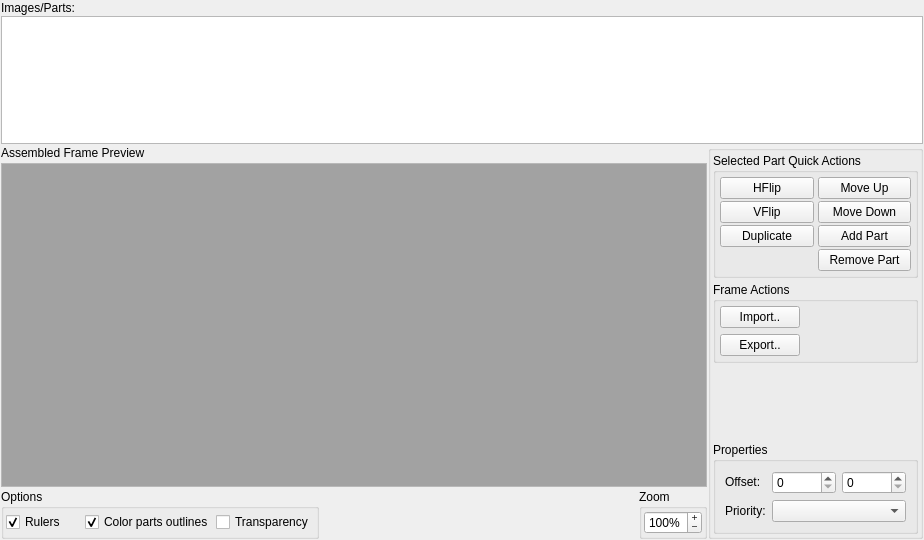
First picture: the form in src/ui/tabs/tabframes.ui, repository PsyCommando/ppmdu_spriteeditor, before the edit.
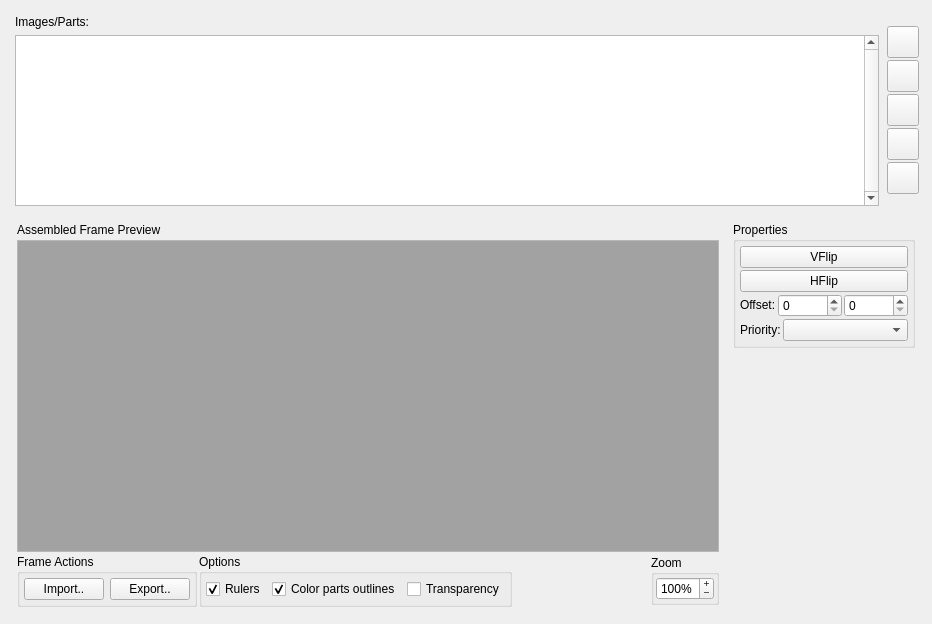
Second picture: the form after the edit. Icons and pictures are not drawn.

Patch:
```diff
--- a/src/ui/tabs/tabframes.ui
+++ b/src/ui/tabs/tabframes.ui
@@ -6,34 +6,33 @@
    <rect>
     <x>0</x>
     <y>0</y>
-    <width>924</width>
-    <height>540</height>
+    <width>932</width>
+    <height>624</height>
    </rect>
   </property>
   <property name="minimumSize">
    <size>
-    <width>924</width>
-    <height>540</height>
+    <width>932</width>
+    <height>624</height>
    </size>
   </property>
-  <layout class="QVBoxLayout" name="verticalLayout_13" stretch="1,3">
-   <property name="spacing">
-    <number>1</number>
-   </property>
-   <property name="leftMargin">
-    <number>1</number>
-   </property>
-   <property name="topMargin">
-    <number>1</number>
-   </property>
-   <property name="rightMargin">
-    <number>1</number>
-   </property>
-   <property name="bottomMargin">
-    <number>1</number>
-   </property>
+  <layout class="QVBoxLayout" name="verticalLayout_4">
+   <item>
+    <layout class="QHBoxLayout" name="horizontalLayout_5">
    <item>
     <layout class="QVBoxLayout" name="vlFrameParts" stretch="1,12">
+       <property name="leftMargin">
+        <number>4</number>
+       </property>
+       <property name="topMargin">
+        <number>4</number>
+       </property>
+       <property name="rightMargin">
+        <number>4</number>
+       </property>
+       <property name="bottomMargin">
+        <number>4</number>
+       </property>
      <item>
       <widget class="QLabel" name="lblFrameParts">
        <property name="text">
@@ -51,12 +50,18 @@
        </property>
        <property name="minimumSize">
         <size>
-         <width>0</width>
+           <width>864</width>
          <height>128</height>
         </size>
        </property>
+         <property name="verticalScrollBarPolicy">
+          <enum>Qt::ScrollBarAlwaysOn</enum>
+         </property>
+         <property name="horizontalScrollBarPolicy">
+          <enum>Qt::ScrollBarAlwaysOff</enum>
+         </property>
        <property name="sizeAdjustPolicy">
-        <enum>QAbstractScrollArea::AdjustToContents</enum>
+          <enum>QAbstractScrollArea::AdjustIgnored</enum>
        </property>
        <property name="editTriggers">
         <set>QAbstractItemView::AnyKeyPressed|QAbstractItemView::DoubleClicked|QAbstractItemView::EditKeyPressed|QAbstractItemView::SelectedClicked</set>
@@ -89,10 +94,10 @@
         <bool>true</bool>
        </attribute>
        <attribute name="horizontalHeaderMinimumSectionSize">
-        <number>16</number>
+          <number>32</number>
        </attribute>
        <attribute name="horizontalHeaderDefaultSectionSize">
-        <number>56</number>
+          <number>48</number>
        </attribute>
        <attribute name="horizontalHeaderHighlightSections">
         <bool>false</bool>
@@ -101,12 +106,231 @@
         <bool>true</bool>
        </attribute>
        <attribute name="verticalHeaderVisible">
-        <bool>false</bool>
+          <bool>true</bool>
        </attribute>
        <attribute name="verticalHeaderHighlightSections">
-        <bool>false</bool>
-       </attribute>
-      </widget>
+          <bool>true</bool>
+         </attribute>
+        </widget>
+       </item>
+      </layout>
+     </item>
+     <item>
+      <layout class="QVBoxLayout" name="verticalLayout">
+       <property name="spacing">
+        <number>2</number>
+       </property>
+       <property name="leftMargin">
+        <number>2</number>
+       </property>
+       <property name="topMargin">
+        <number>2</number>
+       </property>
+       <property name="rightMargin">
+        <number>2</number>
+       </property>
+       <property name="bottomMargin">
+        <number>2</number>
+       </property>
+       <item>
+        <spacer name="verticalSpacer_3">
+         <property name="orientation">
+          <enum>Qt::Vertical</enum>
+         </property>
+         <property name="sizeHint" stdset="0">
+          <size>
+           <width>20</width>
+           <height>40</height>
+          </size>
+         </property>
+        </spacer>
+       </item>
+       <item>
+        <widget class="QPushButton" name="btnFrmMvUp">
+         <property name="sizePolicy">
+          <sizepolicy hsizetype="Preferred" vsizetype="Fixed">
+           <horstretch>0</horstretch>
+           <verstretch>0</verstretch>
+          </sizepolicy>
+         </property>
+         <property name="minimumSize">
+          <size>
+           <width>32</width>
+           <height>32</height>
+          </size>
+         </property>
+         <property name="maximumSize">
+          <size>
+           <width>32</width>
+           <height>32</height>
+          </size>
+         </property>
+         <property name="toolTip">
+          <string>&lt;html&gt;&lt;head/&gt;&lt;body&gt;&lt;p&gt;Moves the part up in the hierarchy to change its draw order.&lt;/p&gt;&lt;/body&gt;&lt;/html&gt;</string>
+         </property>
+         <property name="statusTip">
+          <string>Move Up</string>
+         </property>
+         <property name="text">
+          <string/>
+         </property>
+         <property name="icon">
+          <iconset resource="../../../appres.qrc">
+           <normaloff>:/resources/fugue-icons-3.5.6/icons/arrow-090.png</normaloff>:/resources/fugue-icons-3.5.6/icons/arrow-090.png</iconset>
+         </property>
+        </widget>
+       </item>
+       <item>
+        <widget class="QPushButton" name="btnFrmMvDown">
+         <property name="sizePolicy">
+          <sizepolicy hsizetype="Preferred" vsizetype="Fixed">
+           <horstretch>0</horstretch>
+           <verstretch>0</verstretch>
+          </sizepolicy>
+         </property>
+         <property name="minimumSize">
+          <size>
+           <width>32</width>
+           <height>32</height>
+          </size>
+         </property>
+         <property name="maximumSize">
+          <size>
+           <width>32</width>
+           <height>32</height>
+          </size>
+         </property>
+         <property name="toolTip">
+          <string>&lt;html&gt;&lt;head/&gt;&lt;body&gt;&lt;p&gt;Moves the part down in the hierarchy to change its draw order.&lt;/p&gt;&lt;/body&gt;&lt;/html&gt;</string>
+         </property>
+         <property name="statusTip">
+          <string>Move Down</string>
+         </property>
+         <property name="text">
+          <string/>
+         </property>
+         <property name="icon">
+          <iconset resource="../../../appres.qrc">
+           <normaloff>:/resources/fugue-icons-3.5.6/icons/arrow-270.png</normaloff>:/resources/fugue-icons-3.5.6/icons/arrow-270.png</iconset>
+         </property>
+        </widget>
+       </item>
+       <item>
+        <widget class="QPushButton" name="btnFrmDup">
+         <property name="sizePolicy">
+          <sizepolicy hsizetype="Preferred" vsizetype="Fixed">
+           <horstretch>0</horstretch>
+           <verstretch>0</verstretch>
+          </sizepolicy>
+         </property>
+         <property name="minimumSize">
+          <size>
+           <width>32</width>
+           <height>32</height>
+          </size>
+         </property>
+         <property name="maximumSize">
+          <size>
+           <width>32</width>
+           <height>32</height>
+          </size>
+         </property>
+         <property name="toolTip">
+          <string>&lt;html&gt;&lt;head/&gt;&lt;body&gt;&lt;p&gt;Duplicates the current part, and put the copy at the bottom of the part list.&lt;/p&gt;&lt;/body&gt;&lt;/html&gt;</string>
+         </property>
+         <property name="statusTip">
+          <string>Duplicate Part</string>
+         </property>
+         <property name="text">
+          <string/>
+         </property>
+         <property name="icon">
+          <iconset resource="../../../appres.qrc">
+           <normaloff>:/resources/fugue-icons-3.5.6/icons/document-copy.png</normaloff>:/resources/fugue-icons-3.5.6/icons/document-copy.png</iconset>
+         </property>
+        </widget>
+       </item>
+       <item>
+        <widget class="QPushButton" name="btnFrmAdPart">
+         <property name="sizePolicy">
+          <sizepolicy hsizetype="Preferred" vsizetype="Fixed">
+           <horstretch>0</horstretch>
+           <verstretch>0</verstretch>
+          </sizepolicy>
+         </property>
+         <property name="minimumSize">
+          <size>
+           <width>32</width>
+           <height>32</height>
+          </size>
+         </property>
+         <property name="maximumSize">
+          <size>
+           <width>32</width>
+           <height>32</height>
+          </size>
+         </property>
+         <property name="statusTip">
+          <string>Add Part</string>
+         </property>
+         <property name="text">
+          <string/>
+         </property>
+         <property name="icon">
+          <iconset resource="../../../appres.qrc">
+           <normaloff>:/resources/fugue-icons-3.5.6/icons/plus.png</normaloff>:/resources/fugue-icons-3.5.6/icons/plus.png</iconset>
+         </property>
+        </widget>
+       </item>
+       <item>
+        <widget class="QPushButton" name="btnFrmRmPart">
+         <property name="sizePolicy">
+          <sizepolicy hsizetype="Preferred" vsizetype="Fixed">
+           <horstretch>0</horstretch>
+           <verstretch>0</verstretch>
+          </sizepolicy>
+         </property>
+         <property name="minimumSize">
+          <size>
+           <width>32</width>
+           <height>32</height>
+          </size>
+         </property>
+         <property name="maximumSize">
+          <size>
+           <width>32</width>
+           <height>32</height>
+          </size>
+         </property>
+         <property name="toolTip">
+          <string>&lt;html&gt;&lt;head/&gt;&lt;body&gt;&lt;p&gt;Removes the current part!&lt;/p&gt;&lt;/body&gt;&lt;/html&gt;</string>
+         </property>
+         <property name="statusTip">
+          <string>Remove Part</string>
+         </property>
+         <property name="text">
+          <string/>
+         </property>
+         <property name="icon">
+          <iconset resource="../../../appres.qrc">
+           <normaloff>:/resources/fugue-icons-3.5.6/icons/cross-script.png</normaloff>:/resources/fugue-icons-3.5.6/icons/cross-script.png</iconset>
+         </property>
+        </widget>
+       </item>
+       <item>
+        <spacer name="verticalSpacer_2">
+         <property name="orientation">
+          <enum>Qt::Vertical</enum>
+         </property>
+         <property name="sizeHint" stdset="0">
+          <size>
+           <width>20</width>
+           <height>40</height>
+          </size>
+         </property>
+        </spacer>
+       </item>
+      </layout>
      </item>
     </layout>
    </item>
@@ -115,6 +339,18 @@
      <property name="sizeConstraint">
       <enum>QLayout::SetMinimumSize</enum>
      </property>
+     <property name="leftMargin">
+      <number>2</number>
+     </property>
+     <property name="topMargin">
+      <number>2</number>
+     </property>
+     <property name="rightMargin">
+      <number>2</number>
+     </property>
+     <property name="bottomMargin">
+      <number>2</number>
+     </property>
      <item>
       <layout class="QVBoxLayout" name="vlFramesEdit" stretch="1,10,0">
        <property name="spacing">
@@ -123,6 +359,18 @@
        <property name="sizeConstraint">
         <enum>QLayout::SetMinimumSize</enum>
        </property>
+       <property name="leftMargin">
+        <number>4</number>
+       </property>
+       <property name="topMargin">
+        <number>4</number>
+       </property>
+       <property name="rightMargin">
+        <number>4</number>
+       </property>
+       <property name="bottomMargin">
+        <number>4</number>
+       </property>
        <item>
         <widget class="QLabel" name="lblFrmPreview">
          <property name="sizePolicy">
@@ -244,10 +492,89 @@
        </item>
        <item>
         <layout class="QHBoxLayout" name="horizontalLayout_3">
+         <item>
+          <widget class="QGroupBox" name="grpFrameAction">
+           <property name="sizePolicy">
+            <sizepolicy hsizetype="Expanding" vsizetype="Preferred">
+             <horstretch>0</horstretch>
+             <verstretch>0</verstretch>
+            </sizepolicy>
+           </property>
+           <property name="minimumSize">
+            <size>
+             <width>0</width>
+             <height>0</height>
+            </size>
+           </property>
+           <property name="title">
+            <string>Frame Actions</string>
+           </property>
+           <property name="alignment">
+            <set>Qt::AlignLeading|Qt::AlignLeft|Qt::AlignTop</set>
+           </property>
+           <property name="flat">
+            <bool>false</bool>
+           </property>
+           <layout class="QGridLayout" name="gridLayout">
+            <property name="leftMargin">
+             <number>4</number>
+            </property>
+            <property name="topMargin">
+             <number>4</number>
+            </property>
+            <property name="rightMargin">
+             <number>4</number>
+            </property>
+            <property name="bottomMargin">
+             <number>4</number>
+            </property>
+            <item row="0" column="0">
+             <widget class="QPushButton" name="btnFrmImport">
+              <property name="sizePolicy">
+               <sizepolicy hsizetype="Fixed" vsizetype="Fixed">
+                <horstretch>0</horstretch>
+                <verstretch>0</verstretch>
+               </sizepolicy>
+              </property>
+              <property name="toolTip">
+               <string>&lt;html&gt;&lt;head/&gt;&lt;body&gt;&lt;p&gt;Import an image and automatically cuts it up into a frame!&lt;/p&gt;&lt;/body&gt;&lt;/html&gt;</string>
+              </property>
+              <property name="text">
+               <string>Import..</string>
+              </property>
+              <property name="icon">
+               <iconset resource="../../../appres.qrc">
+                <normaloff>:/resources/fugue-icons-3.5.6/icons/image-import.png</normaloff>:/resources/fugue-icons-3.5.6/icons/image-import.png</iconset>
+              </property>
+             </widget>
+            </item>
+            <item row="0" column="1">
+             <widget class="QPushButton" name="btnFrmExport">
+              <property name="sizePolicy">
+               <sizepolicy hsizetype="Fixed" vsizetype="Fixed">
+                <horstretch>0</horstretch>
+                <verstretch>0</verstretch>
+               </sizepolicy>
+              </property>
+              <property name="toolTip">
+               <string>&lt;html&gt;&lt;head/&gt;&lt;body&gt;&lt;p&gt;Exports the rendered frame to a 8bpp png.&lt;/p&gt;&lt;/body&gt;&lt;/html&gt;</string>
+              </property>
+              <property name="text">
+               <string>Export..</string>
+              </property>
+              <property name="icon">
+               <iconset resource="../../../appres.qrc">
+                <normaloff>:/resources/fugue-icons-3.5.6/icons/image-export.png</normaloff>:/resources/fugue-icons-3.5.6/icons/image-export.png</iconset>
+              </property>
+             </widget>
+            </item>
+           </layout>
+          </widget>
+         </item>
          <item>
           <widget class="QGroupBox" name="grpOptions">
            <property name="sizePolicy">
-            <sizepolicy hsizetype="MinimumExpanding" vsizetype="Preferred">
+            <sizepolicy hsizetype="Expanding" vsizetype="Preferred">
              <horstretch>0</horstretch>
              <verstretch>0</verstretch>
             </sizepolicy>
@@ -263,19 +590,19 @@
            </property>
            <layout class="QHBoxLayout" name="horizontalLayout">
             <property name="spacing">
-             <number>2</number>
+             <number>6</number>
             </property>
             <property name="leftMargin">
-             <number>2</number>
+             <number>4</number>
             </property>
             <property name="topMargin">
-             <number>2</number>
+             <number>4</number>
             </property>
             <property name="rightMargin">
-             <number>2</number>
+             <number>4</number>
             </property>
             <property name="bottomMargin">
-             <number>2</number>
+             <number>4</number>
             </property>
             <item>
              <widget class="QCheckBox" name="chkFrmMiddleMarker">
@@ -422,49 +749,43 @@
       </layout>
      </item>
      <item>
-      <layout class="QHBoxLayout" name="hlEditPanel" stretch="0">
+      <layout class="QVBoxLayout" name="verticalLayout_2" stretch="0,0">
        <property name="sizeConstraint">
         <enum>QLayout::SetMinAndMaxSize</enum>
        </property>
-       <item>
-        <widget class="QGroupBox" name="grpPartQuickActions">
-         <property name="sizePolicy">
-          <sizepolicy hsizetype="MinimumExpanding" vsizetype="MinimumExpanding">
-           <horstretch>0</horstretch>
-           <verstretch>0</verstretch>
-          </sizepolicy>
-         </property>
-         <property name="title">
-          <string/>
-         </property>
-         <property name="flat">
-          <bool>true</bool>
-         </property>
-         <layout class="QVBoxLayout" name="verticalLayout_2">
-          <property name="spacing">
-           <number>4</number>
-          </property>
           <property name="leftMargin">
-           <number>2</number>
+        <number>4</number>
           </property>
           <property name="topMargin">
-           <number>2</number>
+        <number>4</number>
           </property>
           <property name="rightMargin">
-           <number>2</number>
+        <number>4</number>
           </property>
           <property name="bottomMargin">
-           <number>2</number>
+        <number>4</number>
           </property>
           <item>
-           <widget class="QGroupBox" name="grpPartsQuickActions">
+        <widget class="QGroupBox" name="grpFrameProperties">
+         <property name="sizePolicy">
+          <sizepolicy hsizetype="MinimumExpanding" vsizetype="Preferred">
+           <horstretch>0</horstretch>
+           <verstretch>0</verstretch>
+          </sizepolicy>
+         </property>
             <property name="title">
-             <string>Selected Part Quick Actions</string>
+          <string>Properties</string>
+         </property>
+         <property name="alignment">
+          <set>Qt::AlignLeading|Qt::AlignLeft|Qt::AlignTop</set>
             </property>
             <property name="flat">
              <bool>false</bool>
             </property>
-            <layout class="QGridLayout" name="glFrameEditButtons" columnstretch="1,1">
+         <layout class="QVBoxLayout" name="verticalLayout_3">
+          <property name="spacing">
+           <number>2</number>
+          </property>
              <property name="leftMargin">
               <number>4</number>
              </property>
@@ -477,68 +798,7 @@
              <property name="bottomMargin">
               <number>4</number>
              </property>
-             <property name="horizontalSpacing">
-              <number>4</number>
-             </property>
-             <property name="verticalSpacing">
-              <number>2</number>
-             </property>
-             <item row="0" column="0">
-              <widget class="QPushButton" name="btnFrmHFlip">
-               <property name="sizePolicy">
-                <sizepolicy hsizetype="Preferred" vsizetype="Fixed">
-                 <horstretch>0</horstretch>
-                 <verstretch>0</verstretch>
-                </sizepolicy>
-               </property>
-               <property name="minimumSize">
-                <size>
-                 <width>92</width>
-                 <height>0</height>
-                </size>
-               </property>
-               <property name="toolTip">
-                <string>&lt;html&gt;&lt;head/&gt;&lt;body&gt;&lt;p&gt;Toggles flipping the current part from left to right.&lt;/p&gt;&lt;/body&gt;&lt;/html&gt;</string>
-               </property>
-               <property name="text">
-                <string>HFlip</string>
-               </property>
-               <property name="icon">
-                <iconset resource="../../../appres.qrc">
-                 <normaloff>:/resources/fugue-icons-3.5.6/icons/layer-flip.png</normaloff>:/resources/fugue-icons-3.5.6/icons/layer-flip.png</iconset>
-               </property>
-               <property name="checkable">
-                <bool>true</bool>
-               </property>
-              </widget>
-             </item>
-             <item row="0" column="1">
-              <widget class="QPushButton" name="btnFrmMvUp">
-               <property name="sizePolicy">
-                <sizepolicy hsizetype="Preferred" vsizetype="Fixed">
-                 <horstretch>0</horstretch>
-                 <verstretch>0</verstretch>
-                </sizepolicy>
-               </property>
-               <property name="minimumSize">
-                <size>
-                 <width>92</width>
-                 <height>0</height>
-                </size>
-               </property>
-               <property name="toolTip">
-                <string>&lt;html&gt;&lt;head/&gt;&lt;body&gt;&lt;p&gt;Moves the part up in the hierarchy to change its draw order.&lt;/p&gt;&lt;/body&gt;&lt;/html&gt;</string>
-               </property>
-               <property name="text">
-                <string>Move Up</string>
-               </property>
-               <property name="icon">
-                <iconset resource="../../../appres.qrc">
-                 <normaloff>:/resources/fugue-icons-3.5.6/icons/arrow-090.png</normaloff>:/resources/fugue-icons-3.5.6/icons/arrow-090.png</iconset>
-               </property>
-              </widget>
-             </item>
-             <item row="1" column="0">
+          <item>
               <widget class="QPushButton" name="btnFrmVFlip">
                <property name="sizePolicy">
                 <sizepolicy hsizetype="Preferred" vsizetype="Fixed">
@@ -567,8 +827,8 @@
                </property>
               </widget>
              </item>
-             <item row="1" column="1">
-              <widget class="QPushButton" name="btnFrmMvDown">
+          <item>
+           <widget class="QPushButton" name="btnFrmHFlip">
                <property name="sizePolicy">
                 <sizepolicy hsizetype="Preferred" vsizetype="Fixed">
                  <horstretch>0</horstretch>
@@ -585,212 +845,20 @@
                 <string>&lt;html&gt;&lt;head/&gt;&lt;body&gt;&lt;p&gt;Moves the part down in the hierarchy to change its draw order.&lt;/p&gt;&lt;/body&gt;&lt;/html&gt;</string>
                </property>
                <property name="text">
-                <string>Move Down</string>
+             <string>HFlip</string>
                </property>
                <property name="icon">
                 <iconset resource="../../../appres.qrc">
-                 <normaloff>:/resources/fugue-icons-3.5.6/icons/arrow-270.png</normaloff>:/resources/fugue-icons-3.5.6/icons/arrow-270.png</iconset>
-               </property>
-              </widget>
-             </item>
-             <item row="2" column="0">
-              <widget class="QPushButton" name="btnFrmDup">
-               <property name="sizePolicy">
-                <sizepolicy hsizetype="Preferred" vsizetype="Fixed">
-                 <horstretch>0</horstretch>
-                 <verstretch>0</verstretch>
-                </sizepolicy>
-               </property>
-               <property name="minimumSize">
-                <size>
-                 <width>92</width>
-                 <height>0</height>
-                </size>
-               </property>
-               <property name="toolTip">
-                <string>&lt;html&gt;&lt;head/&gt;&lt;body&gt;&lt;p&gt;Duplicates the current part, and put the copy at the bottom of the part list.&lt;/p&gt;&lt;/body&gt;&lt;/html&gt;</string>
-               </property>
-               <property name="text">
-                <string>Duplicate</string>
-               </property>
-               <property name="icon">
-                <iconset resource="../../../appres.qrc">
-                 <normaloff>:/resources/fugue-icons-3.5.6/icons/document-copy.png</normaloff>:/resources/fugue-icons-3.5.6/icons/document-copy.png</iconset>
-               </property>
-              </widget>
-             </item>
-             <item row="2" column="1">
-              <widget class="QPushButton" name="btnFrmAdPart">
-               <property name="sizePolicy">
-                <sizepolicy hsizetype="Preferred" vsizetype="Fixed">
-                 <horstretch>0</horstretch>
-                 <verstretch>0</verstretch>
-                </sizepolicy>
-               </property>
-               <property name="minimumSize">
-                <size>
-                 <width>92</width>
-                 <height>0</height>
-                </size>
-               </property>
-               <property name="text">
-                <string>Add Part</string>
-               </property>
-               <property name="icon">
-                <iconset resource="../../../appres.qrc">
-                 <normaloff>:/resources/fugue-icons-3.5.6/icons/plus.png</normaloff>:/resources/fugue-icons-3.5.6/icons/plus.png</iconset>
-               </property>
-              </widget>
-             </item>
-             <item row="3" column="1">
-              <widget class="QPushButton" name="btnFrmRmPart">
-               <property name="sizePolicy">
-                <sizepolicy hsizetype="Preferred" vsizetype="Fixed">
-                 <horstretch>0</horstretch>
-                 <verstretch>0</verstretch>
-                </sizepolicy>
-               </property>
-               <property name="minimumSize">
-                <size>
-                 <width>92</width>
-                 <height>0</height>
-                </size>
-               </property>
-               <property name="toolTip">
-                <string>&lt;html&gt;&lt;head/&gt;&lt;body&gt;&lt;p&gt;Removes the current part!&lt;/p&gt;&lt;/body&gt;&lt;/html&gt;</string>
-               </property>
-               <property name="text">
-                <string>Remove Part</string>
-               </property>
-               <property name="icon">
-                <iconset resource="../../../appres.qrc">
-                 <normaloff>:/resources/fugue-icons-3.5.6/icons/cross-script.png</normaloff>:/resources/fugue-icons-3.5.6/icons/cross-script.png</iconset>
-               </property>
-              </widget>
-             </item>
-            </layout>
-           </widget>
-          </item>
+              <normaloff>:/resources/fugue-icons-3.5.6/icons/layer-flip.png</normaloff>:/resources/fugue-icons-3.5.6/icons/layer-flip.png</iconset>
+            </property>
+            <property name="checkable">
+             <bool>true</bool>
+            </property>
+           </widget>
+          </item>
           <item>
-           <widget class="QGroupBox" name="grpFrameAction">
-            <property name="sizePolicy">
-             <sizepolicy hsizetype="MinimumExpanding" vsizetype="Preferred">
-              <horstretch>0</horstretch>
-              <verstretch>0</verstretch>
-             </sizepolicy>
-            </property>
-            <property name="minimumSize">
-             <size>
-              <width>80</width>
-              <height>0</height>
-             </size>
-            </property>
-            <property name="title">
-             <string>Frame Actions</string>
-            </property>
-            <property name="flat">
-             <bool>false</bool>
-            </property>
-            <layout class="QGridLayout" name="gridLayout">
-             <property name="leftMargin">
-              <number>4</number>
-             </property>
-             <property name="topMargin">
-              <number>4</number>
-             </property>
-             <property name="rightMargin">
-              <number>4</number>
-             </property>
-             <property name="bottomMargin">
-              <number>4</number>
-             </property>
-             <item row="0" column="0">
-              <widget class="QPushButton" name="btnFrmImport">
-               <property name="sizePolicy">
-                <sizepolicy hsizetype="Fixed" vsizetype="Fixed">
-                 <horstretch>0</horstretch>
-                 <verstretch>0</verstretch>
-                </sizepolicy>
-               </property>
-               <property name="toolTip">
-                <string>&lt;html&gt;&lt;head/&gt;&lt;body&gt;&lt;p&gt;Import an image and automatically cuts it up into a frame!&lt;/p&gt;&lt;/body&gt;&lt;/html&gt;</string>
-               </property>
-               <property name="text">
-                <string>Import..</string>
-               </property>
-              </widget>
-             </item>
-             <item row="1" column="0">
-              <widget class="QPushButton" name="btnFrmExport">
-               <property name="sizePolicy">
-                <sizepolicy hsizetype="Fixed" vsizetype="Fixed">
-                 <horstretch>0</horstretch>
-                 <verstretch>0</verstretch>
-                </sizepolicy>
-               </property>
-               <property name="toolTip">
-                <string>&lt;html&gt;&lt;head/&gt;&lt;body&gt;&lt;p&gt;Exports the rendered frame to a 8bpp png.&lt;/p&gt;&lt;/body&gt;&lt;/html&gt;</string>
-               </property>
-               <property name="text">
-                <string>Export..</string>
-               </property>
-              </widget>
-             </item>
-             <item row="0" column="1">
-              <spacer name="hspcFrameActions">
-               <property name="orientation">
-                <enum>Qt::Horizontal</enum>
-               </property>
-               <property name="sizeHint" stdset="0">
-                <size>
-                 <width>40</width>
-                 <height>20</height>
-                </size>
-               </property>
-              </spacer>
-             </item>
-            </layout>
-           </widget>
-          </item>
+           <layout class="QHBoxLayout" name="horizontalLayout_7">
           <item>
-           <spacer name="vspcFramePartActions">
-            <property name="orientation">
-             <enum>Qt::Vertical</enum>
-            </property>
-            <property name="sizeHint" stdset="0">
-             <size>
-              <width>20</width>
-              <height>40</height>
-             </size>
-            </property>
-           </spacer>
-          </item>
-          <item>
-           <widget class="QGroupBox" name="grpFrameProperties">
-            <property name="sizePolicy">
-             <sizepolicy hsizetype="MinimumExpanding" vsizetype="Preferred">
-              <horstretch>0</horstretch>
-              <verstretch>0</verstretch>
-             </sizepolicy>
-            </property>
-            <property name="title">
-             <string>Properties</string>
-            </property>
-            <property name="flat">
-             <bool>false</bool>
-            </property>
-            <layout class="QGridLayout" name="glFrameProperties" rowstretch="0,0" columnstretch="2,1" rowminimumheight="0,0" columnminimumwidth="32,16">
-             <property name="sizeConstraint">
-              <enum>QLayout::SetDefaultConstraint</enum>
-             </property>
-             <item row="1" column="0">
-              <widget class="QLabel" name="lblPriority">
-               <property name="text">
-                <string>Priority:</string>
-               </property>
-              </widget>
-             </item>
-             <item row="0" column="0">
               <widget class="QLabel" name="lblOffset">
                <property name="sizePolicy">
                 <sizepolicy hsizetype="Preferred" vsizetype="Fixed">
@@ -809,12 +877,12 @@
                </property>
               </widget>
              </item>
-             <item row="0" column="1">
+            <item>
               <layout class="QHBoxLayout" name="horizontalLayout_4" stretch="1,1">
                <item>
                 <widget class="QSpinBox" name="spbFrmPartXOffset">
                  <property name="sizePolicy">
-                  <sizepolicy hsizetype="MinimumExpanding" vsizetype="Preferred">
+                 <sizepolicy hsizetype="MinimumExpanding" vsizetype="Fixed">
                    <horstretch>0</horstretch>
                    <verstretch>0</verstretch>
                   </sizepolicy>
@@ -836,7 +904,7 @@
                <item>
                 <widget class="QSpinBox" name="spbFrmPartYOffset">
                  <property name="sizePolicy">
-                  <sizepolicy hsizetype="MinimumExpanding" vsizetype="Preferred">
+                 <sizepolicy hsizetype="MinimumExpanding" vsizetype="Fixed">
                    <horstretch>0</horstretch>
                    <verstretch>0</verstretch>
                   </sizepolicy>
@@ -857,7 +925,18 @@
                </item>
               </layout>
              </item>
-             <item row="1" column="1">
+           </layout>
+          </item>
+          <item>
+           <layout class="QHBoxLayout" name="horizontalLayout_6">
+            <item>
+             <widget class="QLabel" name="lblPriority">
+              <property name="text">
+               <string>Priority:</string>
+              </property>
+             </widget>
+            </item>
+            <item>
               <widget class="QComboBox" name="cmbFrmQuickPrio">
                <property name="sizePolicy">
                 <sizepolicy hsizetype="MinimumExpanding" vsizetype="Fixed">
@@ -871,11 +950,23 @@
               </widget>
              </item>
             </layout>
-           </widget>
           </item>
          </layout>
         </widget>
        </item>
+       <item>
+        <spacer name="verticalSpacer">
+         <property name="orientation">
+          <enum>Qt::Vertical</enum>
+         </property>
+         <property name="sizeHint" stdset="0">
+          <size>
+           <width>20</width>
+           <height>40</height>
+          </size>
+         </property>
+        </spacer>
+       </item>
       </layout>
      </item>
     </layout>
```
Left out of the diff: 15 changed lines with no effect on the pictures. Lines whose indentation alone changed are shown as unchanged.
